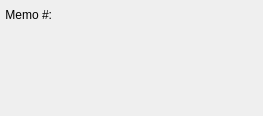
First picture: the form in guiclient/printCreditMemo.ui, repository discountscott/qt-client, before the edit.
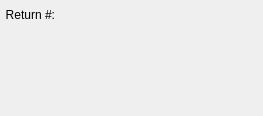
Second picture: the form after the edit. Custom widgets are drawn as their Qt base class.

What changed in the file:
```diff
--- a/guiclient/printCreditMemo.ui
+++ b/guiclient/printCreditMemo.ui
@@ -32,7 +32,7 @@
      <item>
       <widget class="QLabel" name="_numberLit">
        <property name="text">
-        <string>Memo #:</string>
+        <string>Return #:</string>
        </property>
        <property name="alignment">
         <set>Qt::AlignRight|Qt::AlignTrailing|Qt::AlignVCenter</set>
```
Left out of the diff: 2 changed lines with no effect on the pictures.
